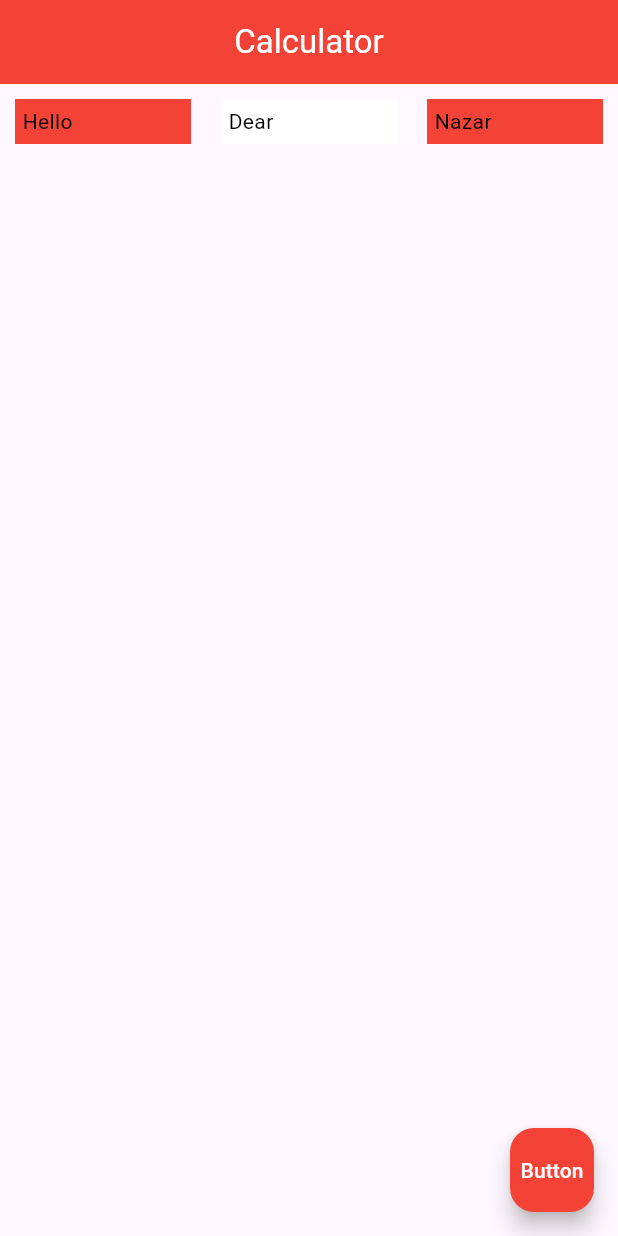
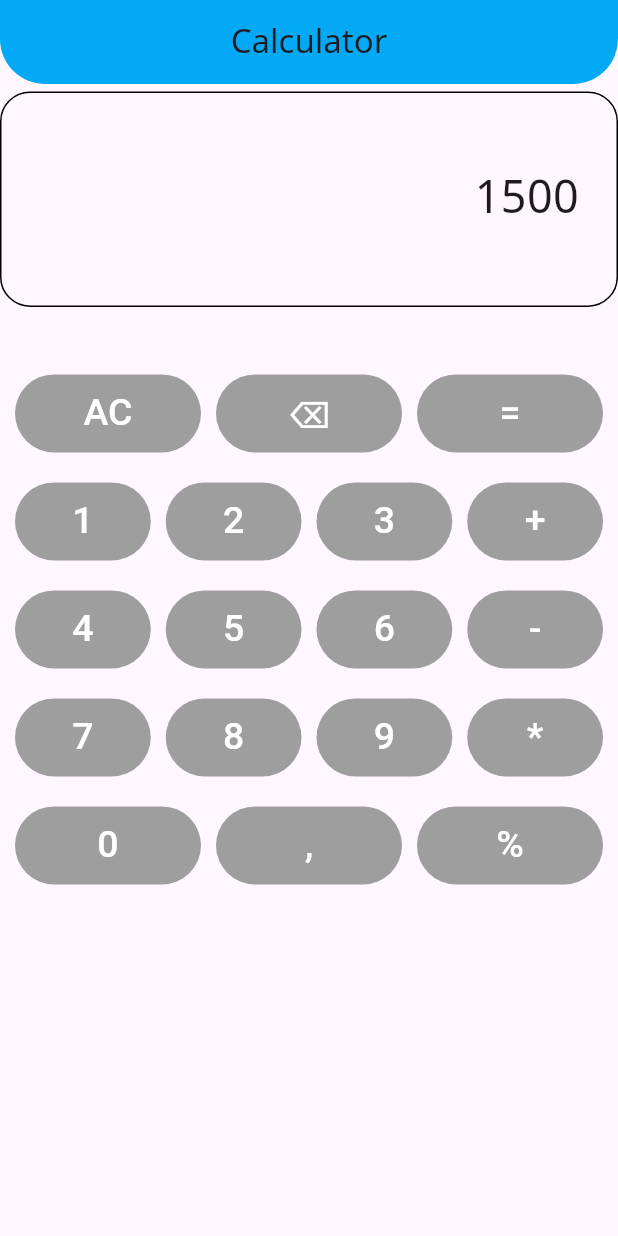
Before and after one commit to RudovichNazar23/DartCalculator, a Flutter app: the screen it shows after launch, on a phone screen of 412 x 824 dp. Run offline on Flutter 3.47's test engine with Material 3 defaults, Android fonts, the phone set to English and light mode, and no system bars.

Commit message:
added basic layout for the calculator

```diff
--- a/lib/main.dart
+++ b/lib/main.dart
@@ -1,4 +1,7 @@
 import 'package:flutter/material.dart';
+import 'widgets/result_field.dart' show ResultField;
+import 'widgets/button.dart' show Button;
+import 'widgets/button_container.dart' show ButtonContainer;
 
 void main() {
   runApp(MaterialApp(
@@ -6,7 +9,7 @@ void main() {
 )); }
 
 class Home extends StatelessWidget {
-  final String username = "Nazar";
+  final int result = 1500;
 
   const Home({super.key});
 
@@ -14,62 +17,90 @@ class Home extends StatelessWidget {
   Widget build(BuildContext context) {
     return Scaffold(
       appBar: AppBar(
+        shape: RoundedRectangleBorder(
+          borderRadius: BorderRadius.vertical(
+            bottom: Radius.circular(30)
+          )
+        ),
         title: Text(
           "Calculator",
           style: TextStyle(
-              color: Colors.white
+            fontFamily: "NotoSansNewa"
           ),
         ),
-        backgroundColor: Colors.red[500],
         centerTitle: true,
+        backgroundColor: Colors.lightBlue,
       ),
-      body: Row(
-        mainAxisAlignment: MainAxisAlignment.spaceAround,
-        children: <Widget>[
+      body: Column(
+        children: [
           Expanded(
+            flex: 1,
             child: Container(
-              margin: EdgeInsets.all(10),
-              padding: EdgeInsets.all(5),
-              color: Colors.red,
-              child: Text(
-                "Hello",
-                style: TextStyle(color: Colors.black),
+              padding: EdgeInsets.all(25),
+              margin: EdgeInsets.symmetric(vertical: 5),
+              decoration: BoxDecoration(
+                border: Border.all(color: Colors.black),
+                borderRadius: BorderRadius.circular(20)
+              ),
+              child: Row(
+                mainAxisAlignment: MainAxisAlignment.end,
+                children: [
+                  ResultField()
+                ]
               ),
             ),
           ),
           Expanded(
+            flex: 4,
             child: Container(
-              margin: EdgeInsets.all(10),
-              padding: EdgeInsets.all(5),
-              color: Colors.white,
-              child: Text(
-                "Dear",
-                style: TextStyle(color: Colors.black),
+              margin: EdgeInsets.symmetric(vertical: 30),
+              child: Column(
+                children: [
+                  ButtonContainer(
+                    [
+                      Button("AC", Colors.grey, 4),
+                      Button("⌫", Colors.grey, 4),
+                      Button("=", Colors.grey, 4)
+                    ]
+                  ),
+                  ButtonContainer(
+                      [
+                        Button("1", Colors.grey, 4),
+                        Button("2", Colors.grey, 4),
+                        Button("3", Colors.grey, 4),
+                        Button("+", Colors.grey, 4)
+                      ]
+                  ),
+                  ButtonContainer(
+                    [
+                      Button("4", Colors.grey, 4),
+                      Button("5", Colors.grey, 4),
+                      Button("6", Colors.grey, 4),
+                      Button("-", Colors.grey, 4),
+                    ]
+                  ),
+                  ButtonContainer(
+                    [
+                      Button("7", Colors.grey, 4),
+                      Button("8", Colors.grey, 4),
+                      Button("9", Colors.grey, 4),
+                      Button("*", Colors.grey, 4),
+                    ]
+                  ),
+                  ButtonContainer(
+                    [
+                      Text(""),
+                      Button("0", Colors.grey, 4),
+                      Button(",", Colors.grey, 4),
+                      Button("%", Colors.grey, 4)
+                    ]
+                  )
+                ],
               ),
-            ),
-          ),
-          Expanded(
-            child: Container(
-              margin: EdgeInsets.all(10),
-              padding: EdgeInsets.all(5),
-              color: Colors.red,
-              child: Text(username, style: TextStyle(color: Colors.black),),
-            ),
-          ),
+            )
+          )
         ],
-      ),
-      floatingActionButton: FloatingActionButton(
-        backgroundColor: Colors.red[500],
-        onPressed:  () {
-          print("Clicked red button");
-        },
-        child: Text(
-          "Button",
-          style: TextStyle(
-            color: Colors.white,
-          ),
-        ),
-      ),
+      )
     );
   }
 }
--- /dev/null
+++ b/lib/states/result_field_state.dart
@@ -0,0 +1,17 @@
+import 'package:flutter/cupertino.dart';
+import '../widgets/result_field.dart' show ResultField;
+
+class ResultFieldState extends State<ResultField> {
+  final String _value = "1500";
+
+  @override
+  Widget build(BuildContext context){
+    return Text(
+      _value,
+      style: TextStyle(
+        fontFamily: "NotoSansNewa",
+        fontSize: 30,
+      ),
+    );
+  }
+}
--- /dev/null
+++ b/lib/widgets/button.dart
@@ -0,0 +1,47 @@
+import 'package:flutter/cupertino.dart';
+import 'package:flutter/material.dart' show
+  BuildContext,
+  Color,
+  Colors,
+  Expanded,
+  StatelessWidget,
+  Text,
+  TextButton,
+  TextStyle,
+  Widget;
+
+class Button extends StatelessWidget {
+  final String textValue;
+  final Color buttonColor;
+  final int flex;
+
+  const Button(
+      this.textValue,
+      this.buttonColor,
+      this.flex,
+      {super.key}
+  );
+
+  @override
+  Widget build(BuildContext context) {
+    return Expanded(
+      flex: flex,
+      child: Container(
+        margin: EdgeInsets.all(5),
+        child: TextButton(
+          onPressed: () {},
+          style: TextButton.styleFrom(
+            backgroundColor: buttonColor,
+          ),
+          child: Text(
+            textValue,
+            style: TextStyle(
+              fontSize: 25,
+              color: Colors.white,
+            ),
+          ),
+        ),
+      ),
+    );
+  }
+}
--- /dev/null
+++ b/lib/widgets/button_container.dart
@@ -0,0 +1,20 @@
+import 'package:flutter/cupertino.dart';
+import 'package:flutter/material.dart';
+
+class ButtonContainer extends StatelessWidget {
+  final List<Widget> children;
+
+  const ButtonContainer( this.children, { super.key });
+
+  @override
+  Widget build(BuildContext context) {
+    return Container(
+      padding: EdgeInsets.all(5),
+      child: Row(
+        children: [
+          ...children
+        ],
+      ),
+    );
+  }
+}
--- /dev/null
+++ b/lib/widgets/result_field.dart
@@ -0,0 +1,9 @@
+import 'package:flutter/material.dart';
+import '../states/result_field_state.dart';
+
+class ResultField extends StatefulWidget {
+  const ResultField({super.key});
+
+  @override
+  ResultFieldState createState() => ResultFieldState();
+}
```
